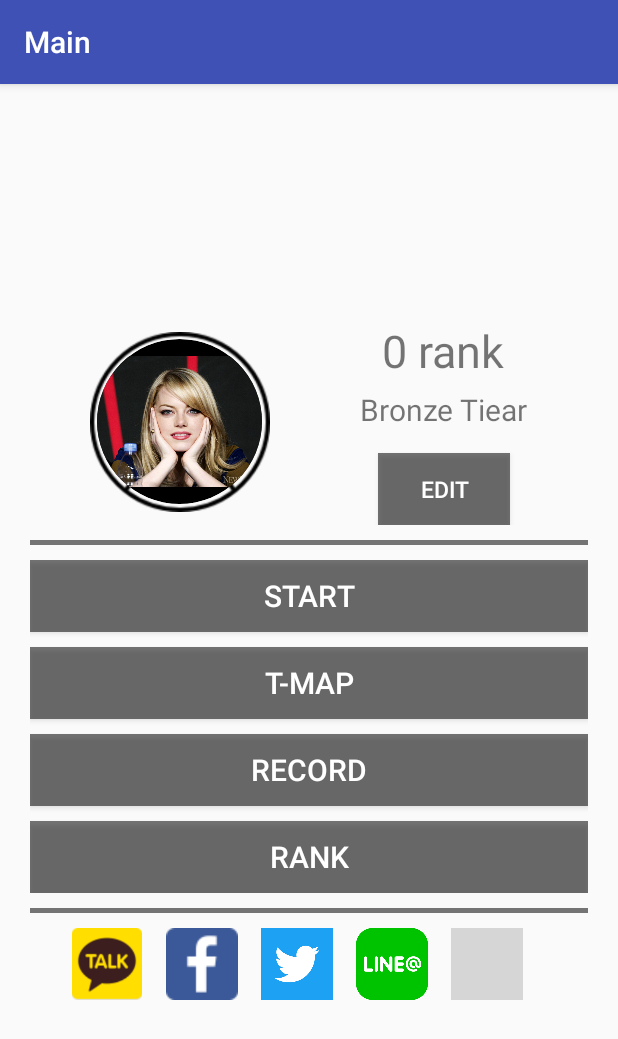
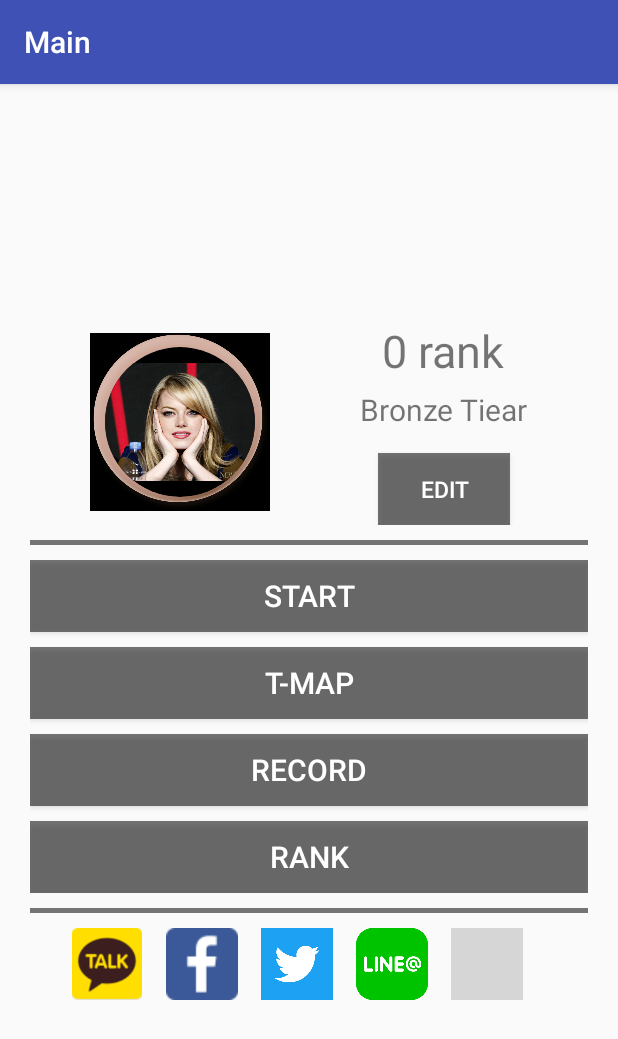
Before and after one commit to 1hanhb/Racing3, an Android app: the screen it shows after launch (MainActivity), after a tap on "SIGN IN", on a phone screen of 412 x 824 dp. Shown: the top 1039 px of the screen. Run offline under Robolectric (Android 15) with nearby library versions, the phone set to English and light mode, and no system bars; libraries missing offline, so code that uses them is left out: com.facebook, com.facebook.appevents, com.facebook.share, com.kakao.kakaolink, com.kakao.util; 2 statements that could not run were skipped; grey boxes are pictures that could not be loaded.

Commit message:
2017.04.07 프로필 사진 완료 + 로딩화면 추가 2017.04.08 이미지 겹치기 추가 2017.04.09 트위터 라인 인스타 공유 추가 2017.04.10 로그인, 회원가입 기능 추가 + 점수측정 기능 추가 2017.04.11 인텐트 완료

```diff
--- a/app/src/main/java/com/example/munak/comptest/LoginActivity.java
+++ b/app/src/main/java/com/example/munak/comptest/LoginActivity.java
@@ -21,30 +21,41 @@ public class LoginActivity extends AppCompatActivity {
     SQLiteDatabase db;
     boolean createdDB = false;
 
+    EditText editTextId, editTextPassword;
+    String email;
+
     @Override
     protected void onCreate(Bundle savedInstanceState) {
         super.onCreate(savedInstanceState);
         setContentView(R.layout.activity_login);
 
-        Intent intent = new Intent(this, SplashActivity.class);
-        startActivity(intent);
+        Intent splashIntent = new Intent(LoginActivity.this, SplashActivity.class);
+        startActivity(splashIntent);
+
+        Intent signUpToLoginIntent = getIntent();
+        email = signUpToLoginIntent.getStringExtra("keyEmail");
+        if(email != null) {
+            EditText editTextId = (EditText) findViewById(R.id.login_id);
+            editTextId.setText(email);
+        }
 
         Button sign_in_button = (Button) findViewById(R.id.login_button_sign_in);
         sign_in_button.setOnClickListener(new View.OnClickListener() {
             @Override
             public void onClick(View view) {
 
-                EditText editText1 = (EditText) findViewById(R.id.login_id);
-                EditText editText2 = (EditText) findViewById(R.id.login_password);
+                editTextId = (EditText) findViewById(R.id.login_id);
+                editTextPassword = (EditText) findViewById(R.id.login_password);
 
-                String id = editText1.getText().toString();
-                String password = editText2.getText().toString();
+                String id = editTextId.getText().toString();
+                String password = editTextPassword.getText().toString();
 
                 Player player = new Player(id, password);
 
                 if(loginCheck(player)){
-                    Intent intent1 = new Intent(LoginActivity.this, MainActivity.class);
-                    startActivity(intent1);
+                    Intent LoginToMainIntent = new Intent(LoginActivity.this, MainActivity.class);
+                    LoginToMainIntent.putExtra("keyEmail",email);
+                    startActivity(LoginToMainIntent);
                 }
             }
         });
--- a/app/src/main/java/com/example/munak/comptest/SignUpActivity.java
+++ b/app/src/main/java/com/example/munak/comptest/SignUpActivity.java
@@ -1,5 +1,6 @@
 package com.example.munak.comptest;
 
+import android.content.Intent;
 import android.database.Cursor;
 import android.database.sqlite.SQLiteDatabase;
 import android.os.Bundle;
@@ -49,6 +50,9 @@ public class SignUpActivity extends AppCompatActivity {
                 createDatabase(DBNAME);
                 if(insertData(PLAYERTABLE,player)) {
                     queryData();
+                    Intent signUpToLoginIntent = new Intent(SignUpActivity.this, LoginActivity.class);
+                    signUpToLoginIntent.putExtra("keyEmail",email);
+                    startActivity(signUpToLoginIntent);
                 }
             }
         });
--- a/app/src/main/res/layout/activity_main.xml
+++ b/app/src/main/res/layout/activity_main.xml
@@ -15,23 +15,23 @@
 
         <LinearLayout
             android:layout_width="wrap_content"
-            android:layout_height="wrap_content">
+            android:layout_height="match_parent">
 
             <FrameLayout
                 android:layout_width="wrap_content"
-                android:layout_height="wrap_content">
+                android:layout_height="match_parent">
 
                 <ImageView
                     android:id="@+id/profileEdge"
                     android:layout_width="120dp"
                     android:layout_height="120dp"
                     android:layout_gravity="center"
-                    android:src="@drawable/edge_icon"/>
+                    android:src="@drawable/rank_img_bronze"/>
 
                 <ImageView
                     android:id="@+id/profile"
-                    android:layout_width="110dp"
-                    android:layout_height="110dp"
+                    android:layout_width="100dp"
+                    android:layout_height="100dp"
                     android:layout_gravity="center"
                     android:src="@drawable/emma2"/>
 
--- a/build.gradle
+++ b/build.gradle
@@ -5,7 +5,7 @@ buildscript {
         jcenter()
     }
     dependencies {
-        classpath 'com.android.tools.build:gradle:2.3.0'
+        classpath 'com.android.tools.build:gradle:2.3.1'
 
         // NOTE: Do not place your application dependencies here; they belong
         // in the individual module build.gradle files
```
Also changed, not shown: app/src/main/java/com/example/munak/comptest/MainActivity.java (+14 -6 lines), app/src/main/res/layout/activity_edit.xml (+5 -5 lines), app/src/main/res/drawable/rank_img_bronze.jpeg (added), app/src/main/res/drawable/rank_img_diamond.jpeg (added), app/src/main/res/drawable/rank_img_gold.jpeg (added), app/src/main/res/drawable/rank_img_platinum.jpeg (added), app/src/main/res/drawable/rank_img_silver.jpeg (added).
